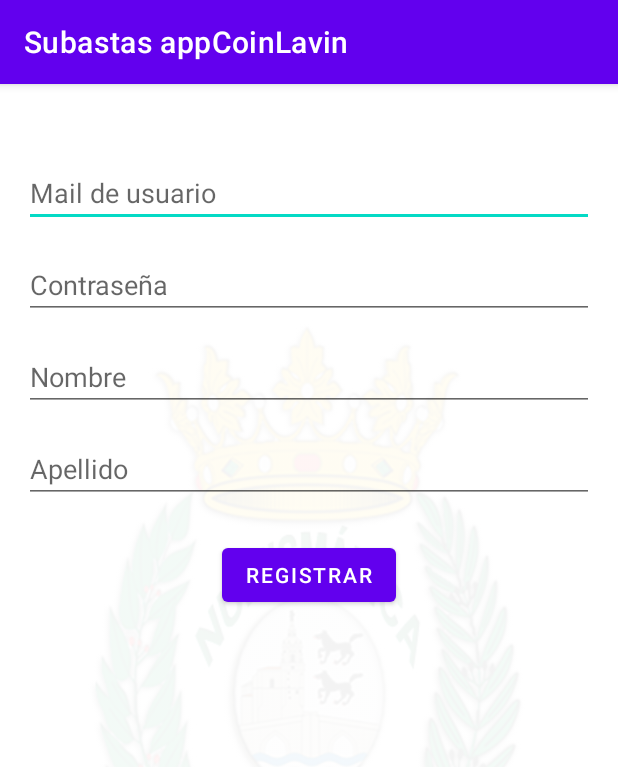
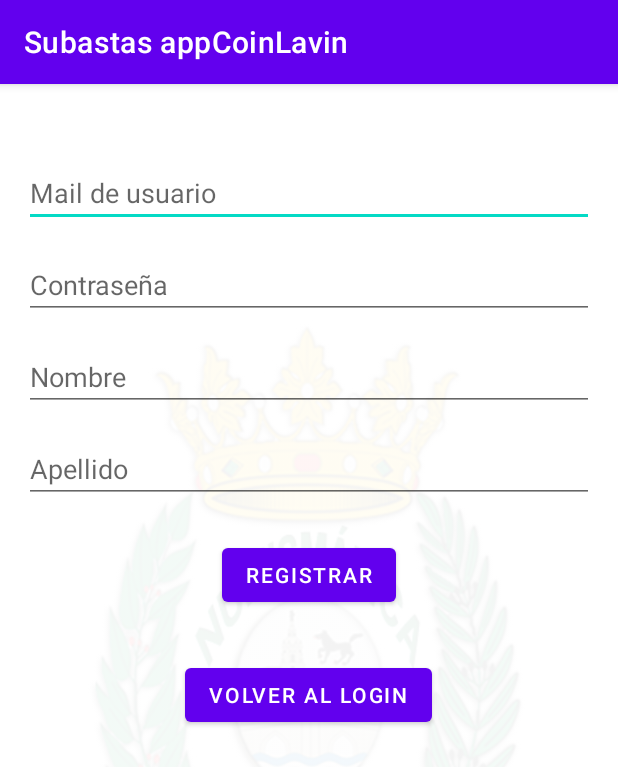
Before and after one commit to Amaya-Pascual/LoginCurso, an Android app: the Registro screen opened directly, with no data from a screen before it, after a tap on "REGISTRAR", on a phone screen of 412 x 824 dp. Shown: the top 767 px of the screen. Run offline under Robolectric (Android 15) with nearby library versions, the light colour scheme and no system bars; our stand-ins replace Volley; network calls fail.

Commit message:
Registra usuarios correctamente Opcion de volver al login una vez registrado

```diff
--- a/app/src/main/java/com/example/logincurso/Registro.java
+++ b/app/src/main/java/com/example/logincurso/Registro.java
@@ -25,7 +25,7 @@ public class Registro extends AppCompatActivity {
     String URL_SERVIDOR = "http://194.30.35.183/subasta/registrarUsuario.php";
 
     EditText etUsuario, etContrasena, etNombre, etApellido;
-    Button btnRegistrar;
+    Button btnRegistrar, btnVolverLogin;
 
     @Override
     protected void onCreate(Bundle savedInstanceState) {
@@ -37,11 +37,23 @@ public class Registro extends AppCompatActivity {
         etNombre = findViewById(R.id.etNombre);
         etApellido = findViewById(R.id.etApellido);
         btnRegistrar = findViewById(R.id.btnRegistrar);
+        btnVolverLogin = findViewById(R.id.btnVolerLogin);
 
         btnRegistrar.setOnClickListener(new View.OnClickListener() {
             @Override
             public void onClick(View view) {
                 registrar();
+                Intent intent = new Intent(getApplicationContext(), Registro.class);
+                startActivity(intent);
+                finish();
+            }
+        });
+        btnVolverLogin.setOnClickListener(new View.OnClickListener() {
+            @Override
+            public void onClick(View v) {
+                Intent intent = new Intent(getApplicationContext(), MainActivity.class);
+                startActivity(intent);
+                finish();
             }
         });
 
@@ -79,7 +91,7 @@ public class Registro extends AppCompatActivity {
                 parametros.put("mail", etUsuario.getText().toString().trim());
                 parametros.put("contrasena", etContrasena.getText().toString().trim());
                 parametros.put("nomCliente", etNombre.getText().toString().trim());
-                parametros.put("ape1Cliente", etNombre.getText().toString().trim());
+                parametros.put("ape1Cliente", etApellido.getText().toString().trim());
                 return parametros;
             }
         };
--- a/app/src/main/res/layout/activity_registro.xml
+++ b/app/src/main/res/layout/activity_registro.xml
@@ -126,5 +126,18 @@
         app:layout_constraintStart_toStartOf="parent"
         app:layout_constraintTop_toBottomOf="@+id/linearLayout6" />
 
+    <Button
+        android:id="@+id/btnVolerLogin"
+        android:layout_width="wrap_content"
+        android:layout_height="wrap_content"
+        android:layout_marginStart="16dp"
+        android:layout_marginTop="104dp"
+        android:layout_marginEnd="16dp"
+        android:text="@string/btnVolverLogin"
+        app:layout_constraintEnd_toEndOf="parent"
+        app:layout_constraintHorizontal_bias="0.497"
+        app:layout_constraintStart_toStartOf="parent"
+        app:layout_constraintTop_toBottomOf="@+id/linearLayout6" />
+
 
 </androidx.constraintlayout.widget.ConstraintLayout>
--- a/app/src/main/res/values/strings.xml
+++ b/app/src/main/res/values/strings.xml
@@ -15,4 +15,5 @@
     <string name="logoTransparente">Logo Transparente</string>
     <string name="tarjeta_1">Texto ejemplo</string>
     <string name="tarjeta_2">TarjetaLote</string>
+    <string name="btnVolverLogin">Volver al Login</string>
 </resources>
```
Also changed, not shown: app/src/main/java/com/example/logincurso/POJOS/Lote.java (added, +71 -0 lines).
